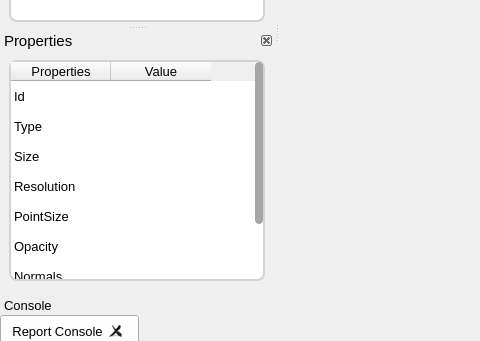
Qt form src/app/mainwindow.ui (Libaocheng3811/PointWorks) before a commit; both pictures show x 0 to 480 and y 280 to 621 of the 1300 by 845 pixel window.
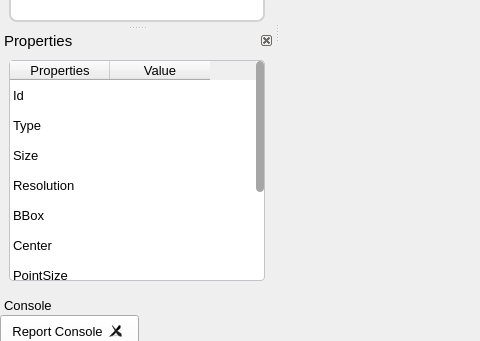
The same form after that commit. Icons and pictures are not drawn. Custom widgets are drawn as their Qt base class.

```diff
--- a/src/app/mainwindow.ui
+++ b/src/app/mainwindow.ui
@@ -407,21 +407,63 @@
       <widget class="QTableWidget" name="cloudtable">
        <property name="styleSheet">
         <string notr="true">QTableWidget{
-	border: 2px solid lightgray;
-	outline: 0px; 
-	border-radius: 8px;
-	background: white;
+	border: 1px solid #C0C4C8;
+	outline: 0px;
+	border-radius: 4px;
+	background: #FFFFFF;
+	alternate-background-color: #F5F7FA;
+}
+QTableWidget::item {
+	padding: 2px 4px;
+}
+QTableWidget::item:selected {
+	background-color: #EAF0F8;
+	color: #19232D;
+}
+/* SpinBox 美化 */
+QTableWidget QSpinBox,
+QTableWidget QDoubleSpinBox {
+	border: 1px solid #D0D4D8;
+	border-radius: 3px;
+	padding: 1px 4px;
+	background: transparent;
+	min-width: 60px;
+}
+QTableWidget QSpinBox::up-button,
+QTableWidget QDoubleSpinBox::up-button {
+	border: none;
+	width: 16px;
+}
+QTableWidget QSpinBox::down-button,
+QTableWidget QDoubleSpinBox::down-button {
+	border: none;
+	width: 16px;
+}
+QTableWidget QSpinBox::up-arrow,
+QTableWidget QDoubleSpinBox::up-arrow,
+QTableWidget QSpinBox::down-arrow,
+QTableWidget QDoubleSpinBox::down-arrow {
+	width: 8px;
+	height: 8px;
+}
+/* ComboBox 美化 */
+QTableWidget QComboBox {
+	border: 1px solid #D0D4D8;
+	border-radius: 3px;
+	padding: 1px 4px;
+	background: transparent;
+	min-width: 60px;
 }
 /* 垂直滚动条 */
 QScrollBar:vertical {
     background: transparent;
-    width: 8px;                     /* 设置滚动条宽度 */
+    width: 8px;
     margin: 0px;
 }
 
 QScrollBar::handle:vertical {
     background: #a6a6a6;
-    border-radius: 4px;             /* 圆角滑块 */
+    border-radius: 4px;
     min-height: 20px;
 }
 
@@ -437,7 +479,7 @@
 /* 水平滚动条 */
 QScrollBar:horizontal {
     background: transparent;
-    height: 8px;                    /* 设置滚动条高度 */
+    height: 8px;
     margin: 0px;
 }
 
@@ -473,7 +515,7 @@
         <enum>Qt::CustomDashLine</enum>
        </property>
        <property name="rowCount">
-        <number>8</number>
+        <number>10</number>
        </property>
        <attribute name="horizontalHeaderVisible">
         <bool>true</bool>
@@ -489,6 +531,8 @@
        <row/>
        <row/>
        <row/>
+       <row/>
+       <row/>
        <column>
         <property name="text">
          <string>Properties</string>
@@ -570,6 +614,26 @@
        </item>
        <item row="4" column="0">
         <property name="text">
+         <string>BBox</string>
+        </property>
+        <property name="font">
+         <font>
+          <pointsize>10</pointsize>
+         </font>
+        </property>
+       </item>
+       <item row="5" column="0">
+        <property name="text">
+         <string>Center</string>
+        </property>
+        <property name="font">
+         <font>
+          <pointsize>10</pointsize>
+         </font>
+        </property>
+       </item>
+       <item row="6" column="0">
+        <property name="text">
          <string>PointSize</string>
         </property>
         <property name="font">
@@ -582,7 +646,7 @@
           <normaloff>:/res/icon/view-app-grid-symbolic.svg</normaloff>:/res/icon/view-app-grid-symbolic.svg</iconset>
         </property>
        </item>
-       <item row="5" column="0">
+       <item row="7" column="0">
         <property name="text">
          <string>Opacity</string>
         </property>
@@ -596,7 +660,7 @@
           <normaloff>:/res/icon/view-reveal-symbolic.svg</normaloff>:/res/icon/view-reveal-symbolic.svg</iconset>
         </property>
        </item>
-       <item row="6" column="0">
+       <item row="8" column="0">
         <property name="text">
          <string>Normals</string>
         </property>
@@ -610,7 +674,7 @@
           <normaloff>:/res/icon/normal.svg</normaloff>:/res/icon/normal.svg</iconset>
         </property>
        </item>
-       <item row="7" column="0">
+       <item row="9" column="0">
         <property name="text">
          <string>Color</string>
         </property>
```
